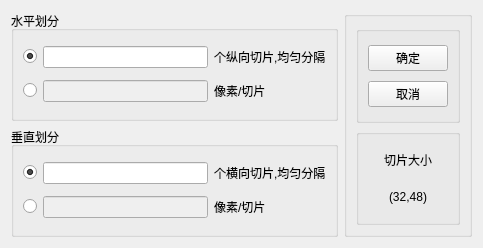
First picture: the form in ImageSlicer/ImageSlicer/Modules/SliceEdit/SliceEdit.ui, repository cnscj/ImageSlicer, before the edit.
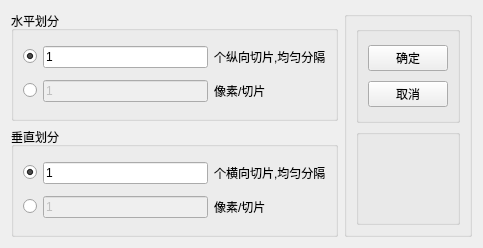
Second picture: the form after the edit.

Diff of the .ui file:
```diff
--- a/ImageSlicer/ImageSlicer/Modules/SliceEdit/SliceEdit.ui
+++ b/ImageSlicer/ImageSlicer/Modules/SliceEdit/SliceEdit.ui
@@ -47,6 +47,9 @@
         <property name="enabled">
          <bool>true</bool>
         </property>
+        <property name="text">
+         <string>1</string>
+        </property>
        </widget>
       </item>
       <item row="0" column="2">
@@ -68,6 +71,9 @@
         <property name="enabled">
          <bool>false</bool>
         </property>
+        <property name="text">
+         <string>1</string>
+        </property>
        </widget>
       </item>
       <item row="1" column="2">
@@ -97,7 +103,11 @@
        </widget>
       </item>
       <item row="0" column="1">
-       <widget class="QLineEdit" name="row_grid_le"/>
+       <widget class="QLineEdit" name="row_grid_le">
+        <property name="text">
+         <string>1</string>
+        </property>
+       </widget>
       </item>
       <item row="0" column="2">
        <widget class="QLabel" name="label_3">
@@ -118,6 +128,9 @@
         <property name="enabled">
          <bool>false</bool>
         </property>
+        <property name="text">
+         <string>1</string>
+        </property>
        </widget>
       </item>
       <item row="1" column="2">
@@ -168,14 +181,14 @@
          <item row="0" column="0" alignment="Qt::AlignHCenter|Qt::AlignVCenter">
           <widget class="QLabel" name="label_5">
            <property name="text">
-            <string>切片大小</string>
+            <string/>
            </property>
           </widget>
          </item>
          <item row="1" column="0" alignment="Qt::AlignHCenter|Qt::AlignVCenter">
           <widget class="QLabel" name="size_lb">
            <property name="text">
-            <string>(32,48)</string>
+            <string/>
            </property>
           </widget>
          </item>
```
Left out of the diff: 2 changed lines with no effect on the pictures.
